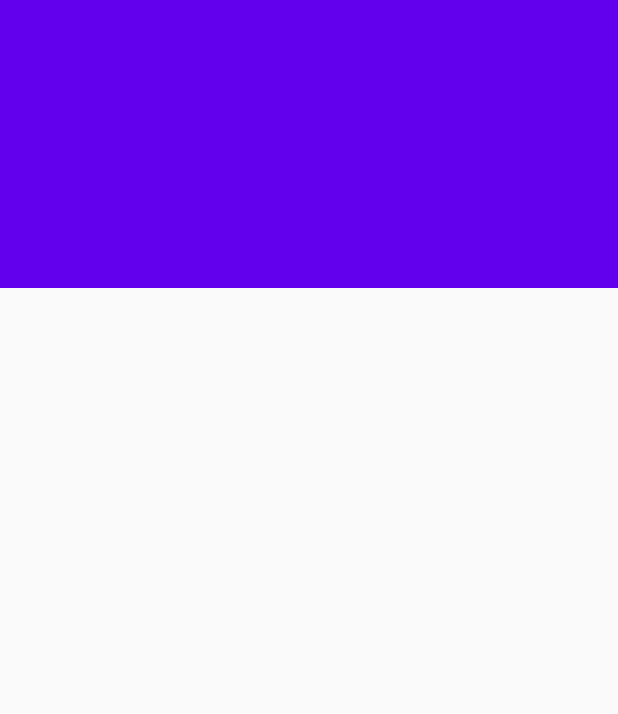
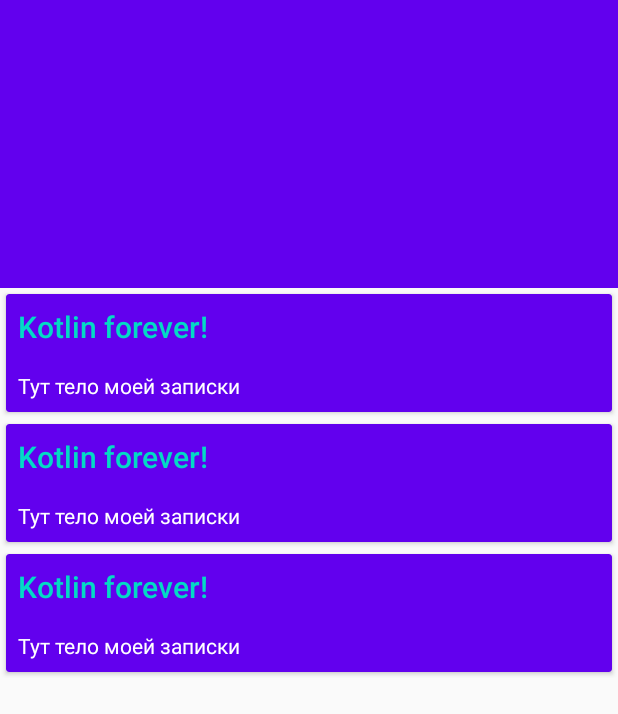
Before and after one commit to KunakbaevAV/GeekNotes, an Android app: the layout activity_main.xml on its own in the app's theme, with its tools: preview values and no code run, on a phone screen of 412 x 824 dp. Shown: the top 714 px of the screen. Run offline under Robolectric (Android 15) with nearby library versions, the phone set to English and light mode, and no system bars.

Commit message:
Сделал задание по методичке Вроде все правильно, запускается, но карточек не видно

```diff
--- a/app/src/main/AndroidManifest.xml
+++ b/app/src/main/AndroidManifest.xml
@@ -8,8 +8,9 @@
         android:label="@string/app_name"
         android:roundIcon="@mipmap/ic_launcher_round"
         android:supportsRtl="true"
-        android:theme="@style/AppTheme">
-        <activity android:name=".MainActivity">
+        android:theme="@style/AppTheme"
+        android:fullBackupContent="">
+        <activity android:name=".ui.main.MainActivity">
             <intent-filter>
                 <action android:name="android.intent.action.MAIN" />
 
--- /dev/null
+++ b/app/src/main/java/ru/geekbrains/geeknotes/ui/MainViewState.kt
@@ -0,0 +1,6 @@
+package ru.geekbrains.geeknotes.ui
+
+import ru.geekbrains.geeknotes.data.model.Note
+
+class MainViewState (val notes: List<Note>){
+}
--- a/app/src/main/res/layout/activity_main.xml
+++ b/app/src/main/res/layout/activity_main.xml
@@ -2,8 +2,6 @@
 <androidx.coordinatorlayout.widget.CoordinatorLayout xmlns:android="http://schemas.android.com/apk/res/android"
     xmlns:tools="http://schemas.android.com/tools"
     xmlns:app="http://schemas.android.com/apk/res-auto"
-
-
     android:layout_width="match_parent"
     android:layout_height="match_parent">
 
@@ -32,22 +30,22 @@
     <androidx.core.widget.NestedScrollView
         android:layout_width="match_parent"
         android:layout_height="match_parent"
-
-
         app:layout_behavior="com.google.android.material.appbar.AppBarLayout$ScrollingViewBehavior">
 
         <androidx.constraintlayout.widget.ConstraintLayout
             android:layout_width="match_parent"
             android:layout_height="match_parent"
-            tools:context=".MainActivity">
+            tools:context=".ui.main.MainActivity">
 
             <androidx.recyclerview.widget.RecyclerView
+                android:id="@+id/mainRecycler"
                 android:layout_width="match_parent"
                 android:layout_height="match_parent"
                 app:layout_constraintBottom_toBottomOf="parent"
                 app:layout_constraintEnd_toEndOf="parent"
                 app:layout_constraintStart_toStartOf="parent"
-                app:layout_constraintTop_toTopOf="parent" />
+                app:layout_constraintTop_toTopOf="parent"
+                tools:listitem="@layout/item_note"/>
 
         </androidx.constraintlayout.widget.ConstraintLayout>
 
--- /dev/null
+++ b/app/src/main/res/layout/item_note.xml
@@ -0,0 +1,33 @@
+<?xml version="1.0" encoding="utf-8"?>
+<androidx.cardview.widget.CardView xmlns:android="http://schemas.android.com/apk/res/android"
+    android:layout_width="match_parent"
+    android:layout_height="wrap_content"
+    xmlns:tools="http://schemas.android.com/tools"
+    android:layout_margin="@dimen/margin_medium"
+    android:backgroundTint="@color/colorPrimary">
+    <androidx.appcompat.widget.LinearLayoutCompat
+        android:layout_width="match_parent"
+        android:layout_height="wrap_content"
+        android:orientation="vertical">
+
+        <androidx.appcompat.widget.AppCompatTextView
+            android:id="@+id/title"
+            style="@style/TextAppearance.AppCompat.Title"
+            android:layout_width="match_parent"
+            android:layout_height="wrap_content"
+            android:layout_margin="@dimen/margin_big"
+            android:textColor="@color/colorAccent"
+            tools:text="Kotlin forever!" />
+
+        <androidx.appcompat.widget.AppCompatTextView
+            android:id="@+id/body"
+            style="@style/TextAppearance.AppCompat"
+            android:layout_width="match_parent"
+            android:layout_height="wrap_content"
+            android:layout_margin="@dimen/margin_big"
+            android:textColor="@android:color/background_light"
+            tools:text="Тут тело моей записки" />
+
+    </androidx.appcompat.widget.LinearLayoutCompat>
+
+</androidx.cardview.widget.CardView>
--- /dev/null
+++ b/app/src/main/res/values/dimens.xml
@@ -0,0 +1,5 @@
+<?xml version="1.0" encoding="utf-8"?>
+<resources>
+    <dimen name="margin_medium">4dp</dimen>
+    <dimen name="margin_big">8dp</dimen>
+</resources>
--- a/app/src/main/res/values/styles.xml
+++ b/app/src/main/res/values/styles.xml
@@ -1,7 +1,7 @@
 <resources>
 
     <!-- Base application theme. -->
-    <style name="AppTheme" parent="Theme.AppCompat.Light.DarkActionBar">
+    <style name="AppTheme" parent="Theme.AppCompat.Light.NoActionBar">
         <!-- Customize your theme here. -->
         <item name="colorPrimary">@color/colorPrimary</item>
         <item name="colorPrimaryDark">@color/colorPrimaryDark</item>
```
Also changed, not shown: app/src/main/java/ru/geekbrains/geeknotes/MainActivity.kt (deleted, +0 -12 lines), app/src/main/java/ru/geekbrains/geeknotes/ui/MainAdapter.kt (added, +43 -0 lines), app/src/main/java/ru/geekbrains/geeknotes/ui/MainViewModel.kt (added, +17 -0 lines), app/src/main/java/ru/geekbrains/geeknotes/ui/main/MainActivity.kt (added, +31 -0 lines).
